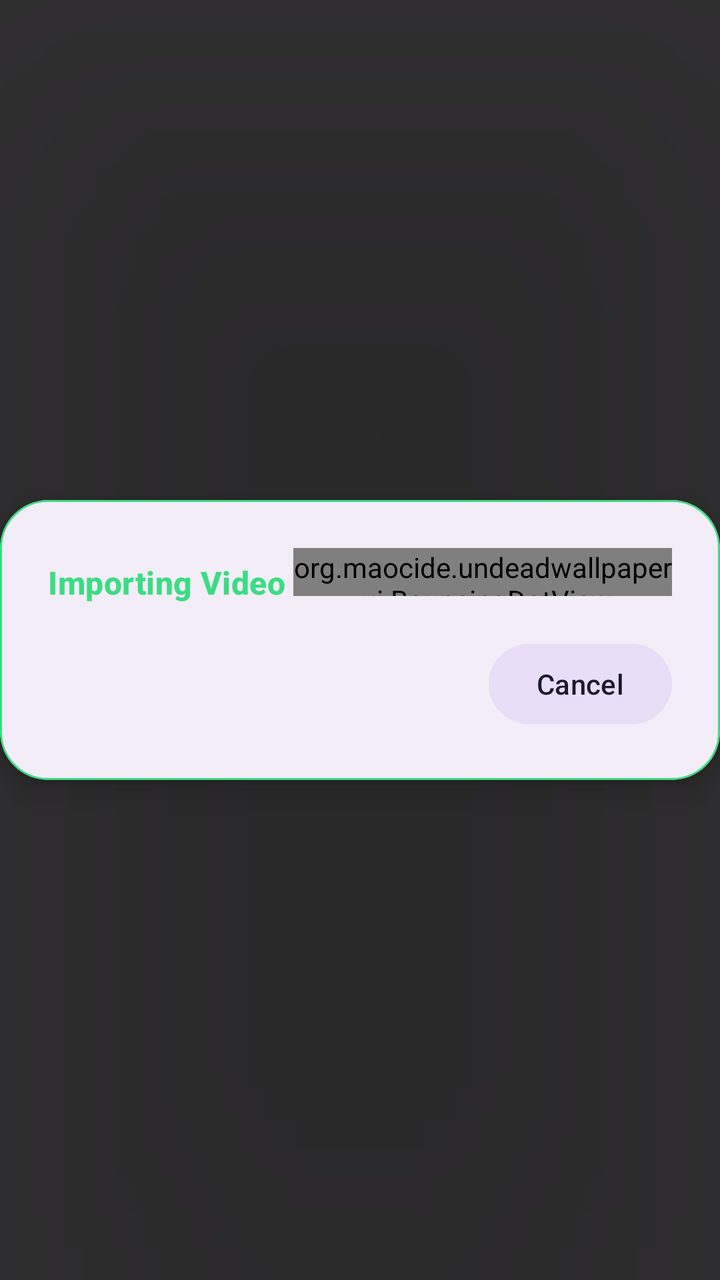
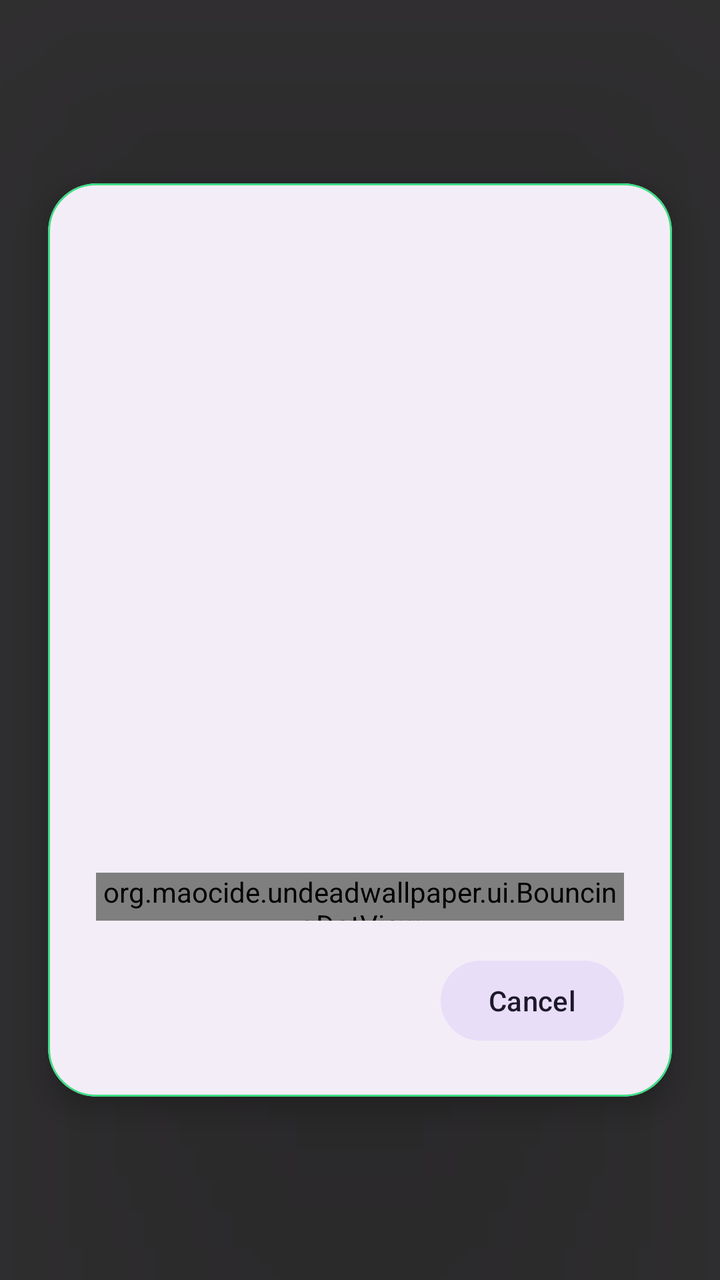

Screens rendered from an Android XML layout before and after an edit, with the pre-edit source and the edit as a unified diff.
<!-- AndroidManifest.xml: application theme Theme.UndeadWallpaper -->
<!-- res/layout/layout_loading_overlay.xml -->
<?xml version="1.0" encoding="utf-8"?>
<FrameLayout xmlns:android="http://schemas.android.com/apk/res/android"
    xmlns:app="http://schemas.android.com/apk/res-auto"
    android:id="@+id/layout_loading_overlay_root"
    android:layout_width="match_parent"
    android:layout_height="match_parent"
    android:background="#CC000000"
    android:clickable="true"
    android:focusable="true"
    android:elevation="100dp">

    <com.google.android.material.card.MaterialCardView
        android:layout_width="wrap_content"
        android:layout_height="wrap_content"
        android:layout_gravity="center"
        app:cardCornerRadius="24dp"
        app:strokeColor="?attr/colorPrimary"
        app:strokeWidth="1dp"
        app:cardElevation="8dp"
        app:cardBackgroundColor="?attr/colorSurfaceContainer">

        <LinearLayout
            android:layout_width="wrap_content"
            android:layout_height="wrap_content"
            android:orientation="vertical"
            android:padding="24dp"
            android:gravity="center">

            <LinearLayout
                android:layout_width="wrap_content"
                android:layout_height="wrap_content"
                android:orientation="horizontal"
                android:gravity="bottom">

                <TextView
                    android:id="@+id/tv_loading_message"
                    android:layout_width="wrap_content"
                    android:layout_height="wrap_content"
                    android:text="@string/importing_video"
                    android:textAppearance="?attr/textAppearanceTitleMedium"
                    android:textStyle="bold"
                    android:textColor="?attr/colorPrimary" />

                <org.maocide.undeadwallpaper.ui.BouncingDotView
                    android:layout_width="wrap_content"
                    android:layout_height="24dp"
                    android:layout_marginStart="4dp"
                    android:layout_marginBottom="4dp" />

            </LinearLayout>

            <com.google.android.material.button.MaterialButton
                android:id="@+id/btn_cancel_loading"
                style="@style/Widget.Material3.Button.TonalButton"
                android:layout_width="wrap_content"
                android:layout_height="wrap_content"
                android:layout_gravity="end"
                android:layout_marginTop="16dp"
                android:text="@string/cancel" />

        </LinearLayout>
    </com.google.android.material.card.MaterialCardView>

</FrameLayout>
<!-- resources referenced by this layout -->
<resources>
  <string name="cancel">Cancel</string>
  <string name="importing_video">Importing Video</string>
  <style name="Theme.UndeadWallpaper" parent="Base.Theme.UndeadWallpaper" />
  <style name="Base.Theme.UndeadWallpaper" parent="Theme.Material3.DayNight.NoActionBar">
          
          <item name="colorPrimary">@color/light_green</item>
          <item name="colorSecondary">@color/zombie_green</item>
          <item name="bottomSheetDialogTheme">@style/ThemeOverlay.UndeadWallpaper.BottomSheetDialog</item>
  
      </style>
  <color name="light_green">#3cdc84</color>
  <color name="zombie_green">#23a65e</color>
  <style name="ThemeOverlay.UndeadWallpaper.BottomSheetDialog" parent="ThemeOverlay.Material3.BottomSheetDialog">
          <item name="bottomSheetStyle">@style/Widget.UndeadWallpaper.BottomSheet</item>
      </style>
  <style name="Widget.UndeadWallpaper.BottomSheet" parent="Widget.Material3.BottomSheet">
          <item name="backgroundTint">@null</item>
          <item name="android:background">@drawable/bg_sheet_rim</item>
          <item name="shapeAppearanceOverlay">@style/ShapeAppearance.UndeadWallpaper.BottomSheet</item>
      </style>
  <!-- drawable bg_sheet_rim (drawable) -->
  <?xml version="1.0" encoding="utf-8"?>
  <layer-list xmlns:android="http://schemas.android.com/apk/res/android">
  
      <item>
          <shape>
              <solid android:color="@color/light_green" />
  
              <corners
                  android:topLeftRadius="24dp"
                  android:topRightRadius="24dp"
                  android:bottomLeftRadius="0dp"
                  android:bottomRightRadius="0dp" />
          </shape>
      </item>
  
      <item
          android:top="1dp"
          android:bottom="-1dp"
          android:left="0dp"
          android:right="0dp">
  
          <shape>
              <solid android:color="?attr/colorSurface" />
  
              <corners
                  android:topLeftRadius="23dp"
                  android:topRightRadius="23dp"
                  android:bottomLeftRadius="0dp"
                  android:bottomRightRadius="0dp" />
          </shape>
      </item>
  
  </layer-list>
  <style name="ShapeAppearance.UndeadWallpaper.BottomSheet" parent="">
          <item name="cornerFamily">rounded</item>
          <item name="cornerSizeTopRight">24dp</item>
          <item name="cornerSizeTopLeft">24dp</item>
          <item name="cornerSizeBottomRight">0dp</item>
          <item name="cornerSizeBottomLeft">0dp</item>
      </style>
</resources>

<!-- the commit's change to res/layout/layout_loading_overlay.xml (unified diff, before → after) -->
@@ -13,52 +13,53 @@
         android:layout_width="wrap_content"
         android:layout_height="wrap_content"
         android:layout_gravity="center"
+        android:layout_margin="24dp"
         app:cardCornerRadius="24dp"
         app:strokeColor="?attr/colorPrimary"
         app:strokeWidth="1dp"
         app:cardElevation="8dp"
         app:cardBackgroundColor="?attr/colorSurfaceContainer">
 
-        <LinearLayout
+        <androidx.constraintlayout.widget.ConstraintLayout
             android:layout_width="wrap_content"
             android:layout_height="wrap_content"
-            android:orientation="vertical"
-            android:padding="24dp"
-            android:gravity="center">
+            android:padding="24dp">
 
-            <LinearLayout
+            <TextView
+                android:id="@+id/tv_loading_message"
                 android:layout_width="wrap_content"
                 android:layout_height="wrap_content"
-                android:orientation="horizontal"
-                android:gravity="bottom">
+                android:text="@string/importing_video"
+                android:textAppearance="?attr/textAppearanceTitleMedium"
+                android:textStyle="bold"
+                android:textColor="?attr/colorPrimary"
+                app:layout_constrainedWidth="true"
+                app:layout_constraintHorizontal_chainStyle="packed"
+                app:layout_constraintHorizontal_bias="0.5"
+                app:layout_constraintStart_toStartOf="parent"
+                app:layout_constraintEnd_toStartOf="@id/loading_dots"
+                app:layout_constraintTop_toTopOf="parent" />
 
-                <TextView
-                    android:id="@+id/tv_loading_message"
-                    android:layout_width="wrap_content"
-                    android:layout_height="wrap_content"
-                    android:text="@string/importing_video"
-                    android:textAppearance="?attr/textAppearanceTitleMedium"
-                    android:textStyle="bold"
-                    android:textColor="?attr/colorPrimary" />
-
-                <org.maocide.undeadwallpaper.ui.BouncingDotView
-                    android:layout_width="wrap_content"
-                    android:layout_height="24dp"
-                    android:layout_marginStart="4dp"
-                    android:layout_marginBottom="4dp" />
-
-            </LinearLayout>
+            <org.maocide.undeadwallpaper.ui.BouncingDotView
+                android:id="@+id/loading_dots"
+                android:layout_width="wrap_content"
+                android:layout_height="24dp"
+                android:layout_marginStart="4dp"
+                app:layout_constraintStart_toEndOf="@id/tv_loading_message"
+                app:layout_constraintEnd_toEndOf="parent"
+                app:layout_constraintBottom_toBottomOf="@id/tv_loading_message" />
 
             <com.google.android.material.button.MaterialButton
                 android:id="@+id/btn_cancel_loading"
                 style="@style/Widget.Material3.Button.TonalButton"
                 android:layout_width="wrap_content"
                 android:layout_height="wrap_content"
-                android:layout_gravity="end"
                 android:layout_marginTop="16dp"
-                android:text="@string/cancel" />
+                android:text="@string/cancel"
+                app:layout_constraintTop_toBottomOf="@id/tv_loading_message"
+                app:layout_constraintEnd_toEndOf="parent" />
 
-        </LinearLayout>
+        </androidx.constraintlayout.widget.ConstraintLayout>
     </com.google.android.material.card.MaterialCardView>
 
 </FrameLayout>
<!-- resource entries referenced after the edit -->
@@ -1,25 +1,65 @@
 <!-- resources referenced by this layout -->
 <resources>
   <string name="cancel">Cancel</string>
-  <string name="importing_video">Importing Video</string>
+  <string name="importing_video">Infesting new files</string>
   <style name="Theme.UndeadWallpaper" parent="Base.Theme.UndeadWallpaper" />
   <style name="Base.Theme.UndeadWallpaper" parent="Theme.Material3.DayNight.NoActionBar">
           
           <item name="colorPrimary">@color/light_green</item>
           <item name="colorSecondary">@color/zombie_green</item>
           <item name="bottomSheetDialogTheme">@style/ThemeOverlay.UndeadWallpaper.BottomSheetDialog</item>
-  
+          <item name="popupMenuStyle">@style/Widget.UndeadWallpaper.PopupMenu</item>
+          <item name="android:popupMenuStyle">@style/Widget.UndeadWallpaper.PopupMenu</item>
+          <item name="actionOverflowMenuStyle">@style/Widget.UndeadWallpaper.PopupMenu</item>
       </style>
   <color name="light_green">#3cdc84</color>
   <color name="zombie_green">#23a65e</color>
   <style name="ThemeOverlay.UndeadWallpaper.BottomSheetDialog" parent="ThemeOverlay.Material3.BottomSheetDialog">
           <item name="bottomSheetStyle">@style/Widget.UndeadWallpaper.BottomSheet</item>
       </style>
+  <style name="Widget.UndeadWallpaper.PopupMenu" parent="Widget.Material3.PopupMenu">
+          <item name="android:popupBackground">@drawable/bg_popup_rim</item>
+          <item name="android:overlapAnchor">true</item>
+      </style>
   <style name="Widget.UndeadWallpaper.BottomSheet" parent="Widget.Material3.BottomSheet">
           <item name="backgroundTint">@null</item>
           <item name="android:background">@drawable/bg_sheet_rim</item>
           <item name="shapeAppearanceOverlay">@style/ShapeAppearance.UndeadWallpaper.BottomSheet</item>
       </style>
+  <!-- drawable bg_popup_rim (drawable) -->
+  <?xml version="1.0" encoding="utf-8"?>
+  <layer-list xmlns:android="http://schemas.android.com/apk/res/android">
+  
+      <item>
+          <shape>
+              <solid android:color="@color/light_green" />
+  
+              <corners
+                  android:topLeftRadius="16dp"
+                  android:topRightRadius="16dp"
+                  android:bottomLeftRadius="16dp"
+                  android:bottomRightRadius="16dp" />
+          </shape>
+      </item>
+  
+      <item
+          android:top="1dp"
+          android:bottom="1dp"
+          android:left="1dp"
+          android:right="1dp">
+  
+          <shape>
+              <solid android:color="?attr/colorSurface" />
+  
+              <corners
+                  android:topLeftRadius="15dp"
+                  android:topRightRadius="15dp"
+                  android:bottomLeftRadius="15dp"
+                  android:bottomRightRadius="15dp" />
+          </shape>
+      </item>
+  
+  </layer-list>
   <!-- drawable bg_sheet_rim (drawable) -->
   <?xml version="1.0" encoding="utf-8"?>
   <layer-list xmlns:android="http://schemas.android.com/apk/res/android">
